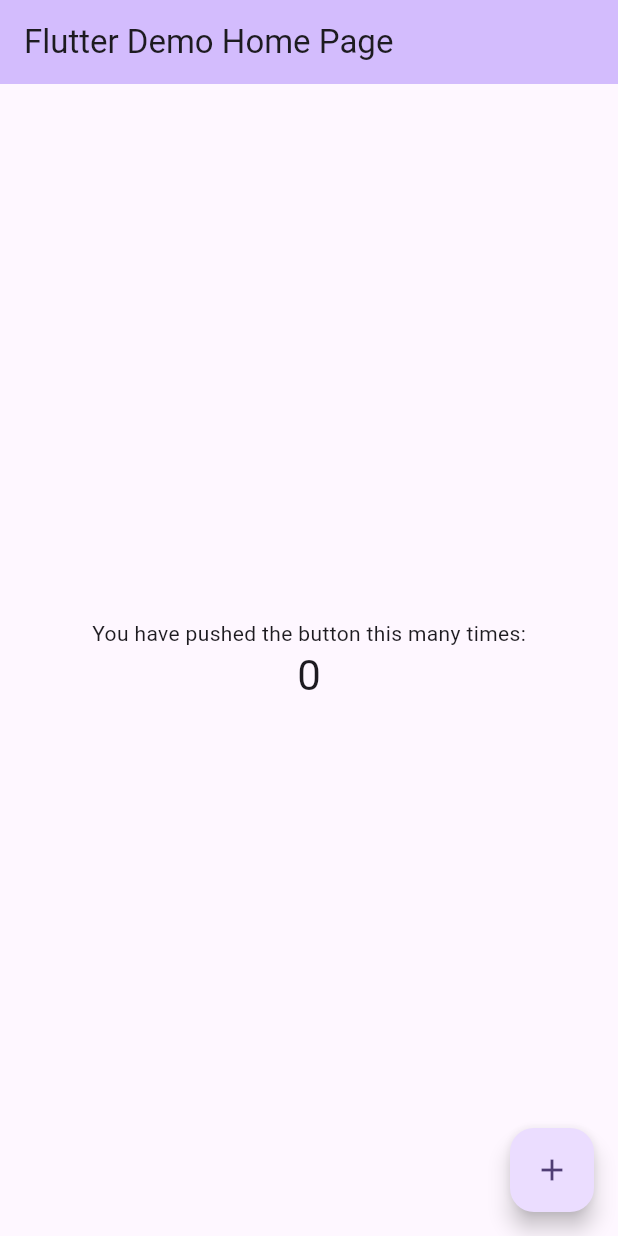
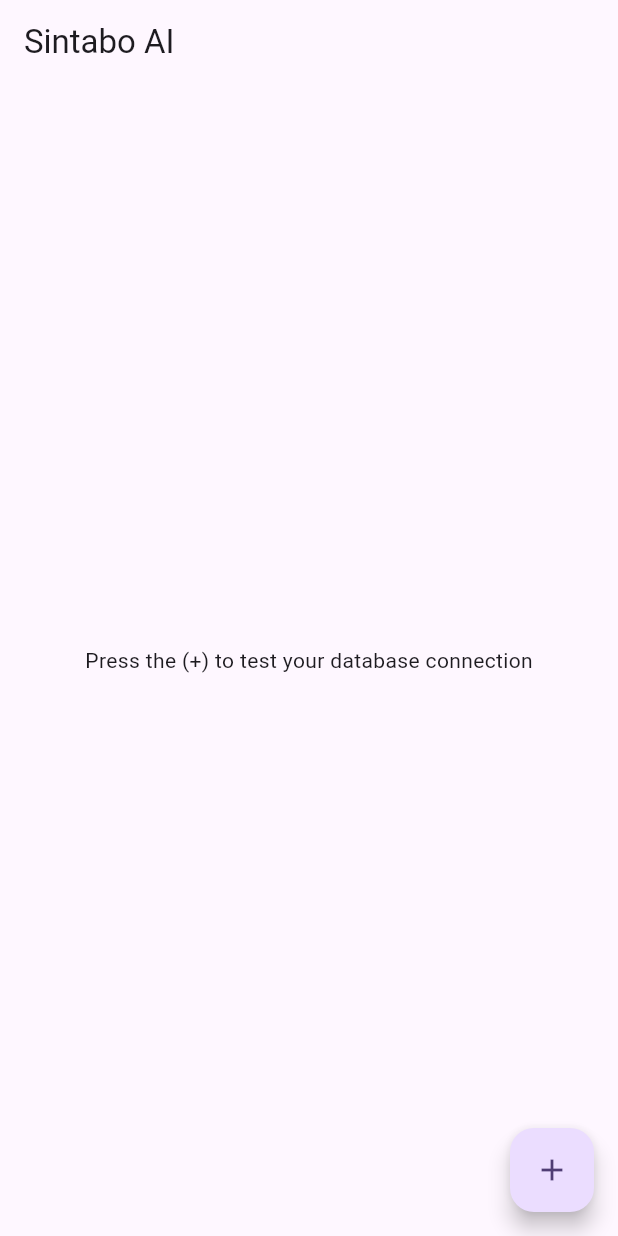
Before and after one commit to gofredo69/sintabo, a Flutter app: the screen it shows after launch, on a phone screen of 412 x 824 dp. Run offline on Flutter 3.47's test engine with Material 3 defaults, Android fonts, the phone set to English and light mode, and no system bars; our stand-ins replace shared_preferences, supabase_flutter; accounts and stored records are empty.

Commit message:
verified: database connection confirmed with real data in Supabase dashboard

```diff
--- a/lib/main.dart
+++ b/lib/main.dart
@@ -1,120 +1,81 @@
 import 'package:flutter/material.dart';
+import 'package:supabase_flutter/supabase_flutter.dart';
+import 'package:uuid/uuid.dart';
+import 'package:shared_preferences/shared_preferences.dart';
 
-void main() {
-  runApp(const MyApp());
+Future<void> main() async {
+  WidgetsFlutterBinding.ensureInitialized();
+
+  // 1. INITIALIZE SUPABASE
+  await Supabase.initialize(
+    url: 'https://cavcdfhnbuiruhywpuzj.supabase.co', // PASTE YOUR URL HERE
+    anonKey: 'eyJhbGciOiJIUzI1NiIsInR5cCI6IkpXVCJ9.eyJpc3MiOiJzdXBhYmFzZSIsInJlZiI6ImNhdmNkZmhuYnVpcnVoeXdwdXpqIiwicm9sZSI6ImFub24iLCJpYXQiOjE3NjYzMzUzNTAsImV4cCI6MjA4MTkxMTM1MH0.89nL3gL1SLn15ZPwnpbOMRzLjdYBa6E3AWYgSq6KthU',              // PASTE YOUR ANON KEY HERE
+  );
+
+  runApp(const SintaboApp());
 }
 
-class MyApp extends StatelessWidget {
-  const MyApp({super.key});
+// 2. HELPER FUNCTION: GET OR CREATE DEVICE ID
+// This uniquely identifies this phone in your database
+Future<String> getOrCreateDeviceId() async {
+  final prefs = await SharedPreferences.getInstance();
+  String? deviceId = prefs.getString('device_id');
 
-  // This widget is the root of your application.
+  if (deviceId == null) {
+    deviceId = const Uuid().v4();
+    await prefs.setString('device_id', deviceId);
+  }
+  return deviceId;
+}
+
+class SintaboApp extends StatelessWidget {
+  const SintaboApp({super.key});
+
   @override
   Widget build(BuildContext context) {
     return MaterialApp(
-      title: 'Flutter Demo',
-      theme: ThemeData(
-        // This is the theme of your application.
-        //
-        // TRY THIS: Try running your application with "flutter run". You'll see
-        // the application has a purple toolbar. Then, without quitting the app,
-        // try changing the seedColor in the colorScheme below to Colors.green
-        // and then invoke "hot reload" (save your changes or press the "hot
-        // reload" button in a Flutter-supported IDE, or press "r" if you used
-        // the command line to start the app).
-        //
-        // Notice that the counter didn't reset back to zero; the application
-        // state is not lost during the reload. To reset the state, use hot
-        // restart instead.
-        //
-        // This works for code too, not just values: Most code changes can be
-        // tested with just a hot reload.
-        colorScheme: .fromSeed(seedColor: Colors.deepPurple),
-      ),
-      home: const MyHomePage(title: 'Flutter Demo Home Page'),
+      debugShowCheckedModeBanner: false,
+      theme: ThemeData(useMaterial3: true, colorSchemeSeed: Colors.deepPurple),
+      home: const Dashboard(),
     );
   }
 }
 
-class MyHomePage extends StatefulWidget {
-  const MyHomePage({super.key, required this.title});
+class Dashboard extends StatelessWidget {
+  const Dashboard({super.key});
 
-  // This widget is the home page of your application. It is stateful, meaning
-  // that it has a State object (defined below) that contains fields that affect
-  // how it looks.
+  // 3. STEP 6 LOGIC: SAVE TO DATABASE
+  Future<void> addTestExpense(BuildContext context) async {
+    try {
+      final deviceId = await getOrCreateDeviceId();
 
-  // This class is the configuration for the state. It holds the values (in this
-  // case the title) provided by the parent (in this case the App widget) and
-  // used by the build method of the State. Fields in a Widget subclass are
-  // always marked "final".
+      await Supabase.instance.client.from('expenses').insert({
+        'amount': 50.00,
+        'category': 'Food',
+        'description': 'Test Dinner via Sintabo',
+        'device_id': deviceId,
+      });
 
-  final String title;
-
-  @override
-  State<MyHomePage> createState() => _MyHomePageState();
-}
-
-class _MyHomePageState extends State<MyHomePage> {
-  int _counter = 0;
-
-  void _incrementCounter() {
-    setState(() {
-      // This call to setState tells the Flutter framework that something has
-      // changed in this State, which causes it to rerun the build method below
-      // so that the display can reflect the updated values. If we changed
-      // _counter without calling setState(), then the build method would not be
-      // called again, and so nothing would appear to happen.
-      _counter++;
-    });
+      if (context.mounted) {
+        ScaffoldMessenger.of(context).showSnackBar(
+          const SnackBar(content: Text('Expense saved to Supabase!')),
+        );
+      }
+    } catch (e) {
+      debugPrint('Error: $e');
+    }
   }
 
   @override
   Widget build(BuildContext context) {
-    // This method is rerun every time setState is called, for instance as done
-    // by the _incrementCounter method above.
-    //
-    // The Flutter framework has been optimized to make rerunning build methods
-    // fast, so that you can just rebuild anything that needs updating rather
-    // than having to individually change instances of widgets.
     return Scaffold(
-      appBar: AppBar(
-        // TRY THIS: Try changing the color here to a specific color (to
-        // Colors.amber, perhaps?) and trigger a hot reload to see the AppBar
-        // change color while the other colors stay the same.
-        backgroundColor: Theme.of(context).colorScheme.inversePrimary,
-        // Here we take the value from the MyHomePage object that was created by
-        // the App.build method, and use it to set our appbar title.
-        title: Text(widget.title),
+      appBar: AppBar(title: const Text('Sintabo AI')),
+      body: const Center(
+        child: Text('Press the (+) to test your database connection'),
       ),
-      body: Center(
-        // Center is a layout widget. It takes a single child and positions it
-        // in the middle of the parent.
-        child: Column(
-          // Column is also a layout widget. It takes a list of children and
-          // arranges them vertically. By default, it sizes itself to fit its
-          // children horizontally, and tries to be as tall as its parent.
-          //
-          // Column has various properties to control how it sizes itself and
-          // how it positions its children. Here we use mainAxisAlignment to
-          // center the children vertically; the main axis here is the vertical
-          // axis because Columns are vertical (the cross axis would be
-          // horizontal).
-          //
-          // TRY THIS: Invoke "debug painting" (choose the "Toggle Debug Paint"
-          // action in the IDE, or press "p" in the console), to see the
-          // wireframe for each widget.
-          mainAxisAlignment: .center,
-          children: [
-            const Text('You have pushed the button this many times:'),
-            Text(
-              '$_counter',
-              style: Theme.of(context).textTheme.headlineMedium,
-            ),
-          ],
-        ),
-      ),
+      // 4. THE TEST BUTTON
       floatingActionButton: FloatingActionButton(
-        onPressed: _incrementCounter,
-        tooltip: 'Increment',
+        onPressed: () => addTestExpense(context),
         child: const Icon(Icons.add),
       ),
     );
--- a/pubspec.yaml
+++ b/pubspec.yaml
@@ -30,6 +30,11 @@
 dependencies:
   flutter:
     sdk: flutter
+  supabase_flutter: ^2.8.1
+  google_mlkit_text_recognition: ^0.15.0
+  fl_chart: ^0.70.2
+  google_generative_ai: ^0.4.6
+  uuid: ^4.5.1
 
   # The following adds the Cupertino Icons font to your application.
   # Use with the CupertinoIcons class for iOS style icons.
```
Also changed, not shown: pubspec.lock, 6 other files.
